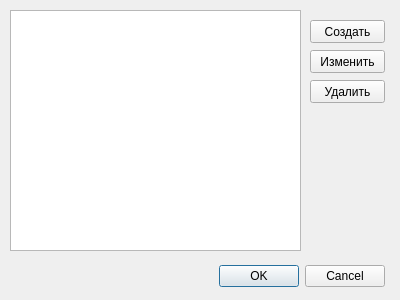
The window that RC/qdatatypedialog.ui (graf-abolmasov/PGraph) describes before a commit, drawn with Qt 5.
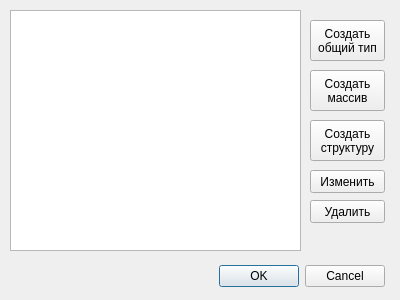
The same window after the commit. Icons and pictures are not drawn.

The edit to the form file:
```diff
--- a/RC/qdatatypedialog.ui
+++ b/RC/qdatatypedialog.ui
@@ -122,18 +122,25 @@
      <x>310</x>
      <y>20</y>
      <width>75</width>
-     <height>23</height>
+     <height>41</height>
     </rect>
    </property>
+   <property name="layoutDirection">
+    <enum>Qt::LeftToRight</enum>
+   </property>
    <property name="text">
-    <string>Создать</string>
+    <string>Создать
+общий тип</string>
+   </property>
+   <property name="flat">
+    <bool>false</bool>
    </property>
   </widget>
   <widget class="QPushButton" name="pushButton_2">
    <property name="geometry">
     <rect>
      <x>310</x>
-     <y>50</y>
+     <y>170</y>
      <width>75</width>
      <height>23</height>
     </rect>
@@ -146,7 +153,7 @@
    <property name="geometry">
     <rect>
      <x>310</x>
-     <y>80</y>
+     <y>200</y>
      <width>75</width>
      <height>23</height>
     </rect>
@@ -155,6 +162,46 @@
     <string>Удалить</string>
    </property>
   </widget>
+  <widget class="QPushButton" name="pushButton_4">
+   <property name="geometry">
+    <rect>
+     <x>310</x>
+     <y>70</y>
+     <width>75</width>
+     <height>41</height>
+    </rect>
+   </property>
+   <property name="layoutDirection">
+    <enum>Qt::LeftToRight</enum>
+   </property>
+   <property name="text">
+    <string>Создать
+массив</string>
+   </property>
+   <property name="flat">
+    <bool>false</bool>
+   </property>
+  </widget>
+  <widget class="QPushButton" name="pushButton_5">
+   <property name="geometry">
+    <rect>
+     <x>310</x>
+     <y>120</y>
+     <width>75</width>
+     <height>41</height>
+    </rect>
+   </property>
+   <property name="layoutDirection">
+    <enum>Qt::LeftToRight</enum>
+   </property>
+   <property name="text">
+    <string>Создать
+структуру</string>
+   </property>
+   <property name="flat">
+    <bool>false</bool>
+   </property>
+  </widget>
  </widget>
  <resources>
   <include location="resources.qrc"/>
```
